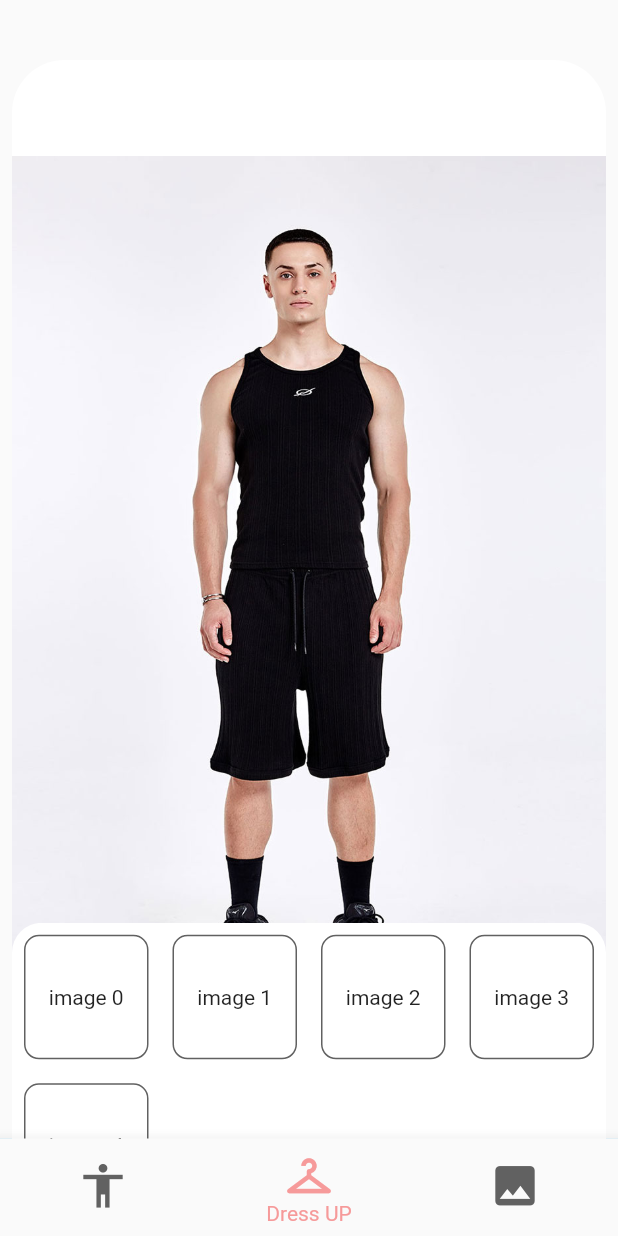
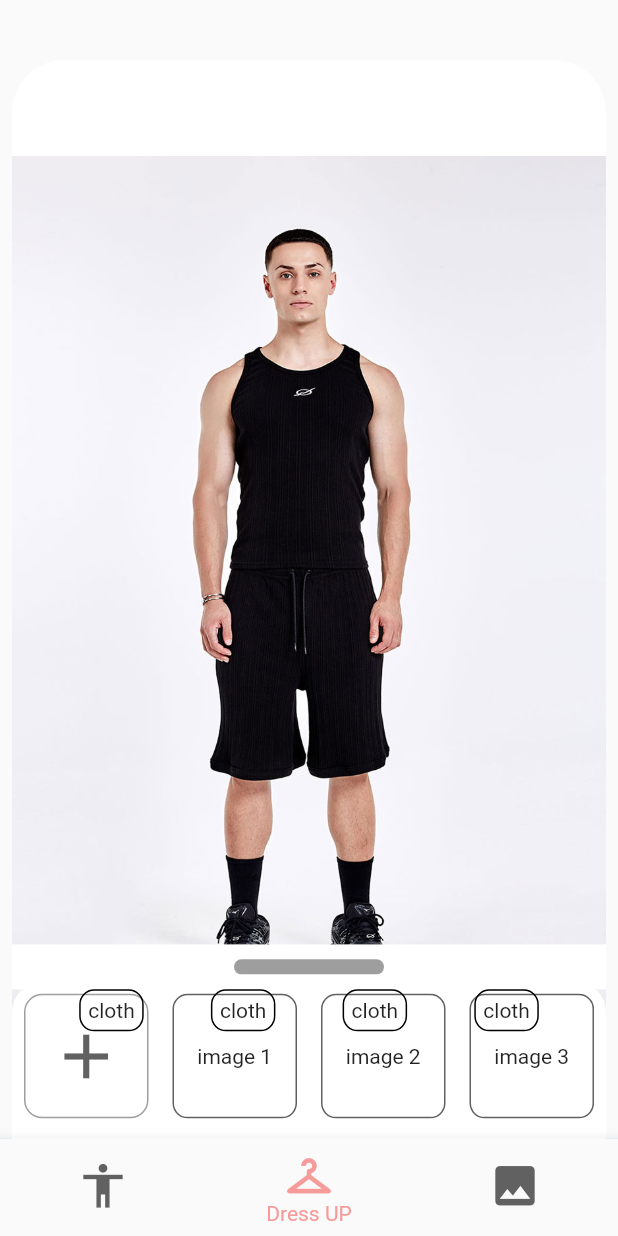
Before and after one commit to DressMeUp-2023/DressMeUp-Front, a Flutter app: the screen it shows after launch, on a phone screen of 412 x 824 dp. Run offline on Flutter 3.47's test engine with Material 2 defaults, Android fonts, the light colour scheme and no system bars; our stand-ins replace image_picker.

Commit message:
feat: closet 화면 구성 - sheet의 상단 바 추가 - 카메라 버튼 추가 완료 - 카테고리 버튼 추가 진행중

```diff
--- /dev/null
+++ b/dressmeup/lib/components/button.dart
@@ -0,0 +1,63 @@
+import 'package:flutter/material.dart';
+
+import 'package:image_picker/image_picker.dart';
+
+class Button extends StatelessWidget {
+  final String buttonName;
+  final IconData icon;
+  final ImageSource imgSource;
+
+  const Button(
+      {super.key,
+      required this.buttonName,
+      required this.icon,
+      required this.imgSource});
+
+  Future getImage(ImageSource imageSource) async {
+    final ImagePicker picker = ImagePicker();
+    final XFile? pickedFile = await picker.pickImage(source: imageSource);
+
+    if (pickedFile != null) {
+      // setState(() {
+      //   _image = XFile(pickedFile.path)
+      // }
+    }
+  }
+
+  @override
+  Widget build(BuildContext context) {
+    // TODO: implement build
+    return TextButton(
+      onPressed: () {
+        getImage(imgSource);
+      },
+      style: TextButton.styleFrom(
+        backgroundColor: Colors.white,
+        side: const BorderSide(color: Colors.grey),
+        shape: buttonName == "closet"
+            ? RoundedRectangleBorder(
+                borderRadius: BorderRadius.circular(12),
+                side: const BorderSide(
+                  width: 1.0,
+                ),
+              )
+            : null,
+      ),
+      child: Center(
+        child: buttonName == "closet"
+            ? Icon(Icons.add, color: Colors.grey.shade700, size: 50)
+            : Column(
+                mainAxisAlignment: MainAxisAlignment.center,
+                children: [
+                  Text(
+                    buttonName,
+                    style: TextStyle(fontSize: 18, color: Colors.grey.shade700),
+                  ),
+                  const SizedBox(height: 10),
+                  Icon(icon, size: 40, color: Colors.grey.shade700)
+                ],
+              ),
+      ),
+    );
+  }
+}
--- a/dressmeup/lib/components/changeModel/button.dart
+++ /dev/null
@@ -1,50 +0,0 @@
-import 'package:flutter/material.dart';
-
-import 'package:image_picker/image_picker.dart';
-
-class Button extends StatelessWidget {
-  final String buttonName;
-  final IconData icon;
-  final ImageSource imgSource;
-
-  const Button(
-      {super.key,
-      required this.buttonName,
-      required this.icon,
-      required this.imgSource});
-
-  Future getImage(ImageSource imageSource) async {
-    final ImagePicker picker = ImagePicker();
-    final XFile? pickedFile = await picker.pickImage(source: imageSource);
-
-    if (pickedFile != null) {
-      // setState(() {
-      //   _image = XFile(pickedFile.path)
-      // }
-    }
-  }
-
-  @override
-  Widget build(BuildContext context) {
-    // TODO: implement build
-    return TextButton(
-      style: TextButton.styleFrom(
-          backgroundColor: Colors.white,
-          side: const BorderSide(color: Colors.grey)),
-      onPressed: () {
-        getImage(imgSource);
-      },
-      child: Column(
-        mainAxisAlignment: MainAxisAlignment.center,
-        children: [
-          Text(
-            buttonName,
-            style: TextStyle(fontSize: 18, color: Colors.grey.shade700),
-          ),
-          const SizedBox(height: 10),
-          Icon(icon, size: 40, color: Colors.grey.shade700)
-        ],
-      ),
-    );
-  }
-}
--- a/dressmeup/lib/components/changeModel/change_model.dart
+++ b/dressmeup/lib/components/changeModel/change_model.dart
@@ -1,4 +1,4 @@
-import 'package:dressmeup/components/changeModel/button.dart';
+import 'package:dressmeup/components/button.dart';
 import 'package:dressmeup/components/select_image.dart';
 import 'package:flutter/material.dart';
 import 'package:image_picker/image_picker.dart';
@@ -21,7 +21,7 @@ class _ChangeModelState extends State<ChangeModel> {
           children: [
             const Spacer(flex: 1),
             Flexible(
-              flex: 1,
+              flex: 2,
               child: Row(
                 mainAxisAlignment: MainAxisAlignment.spaceEvenly,
                 children: const [
@@ -45,7 +45,7 @@ class _ChangeModelState extends State<ChangeModel> {
             const Flexible(
                 flex: 3,
                 child: Padding(
-                  padding: EdgeInsets.only(top: 90, bottom: 130),
+                  padding: EdgeInsets.only(top: 90, bottom: 60),
                   child: Text(
                     'Select \nFitting Model',
                     style: TextStyle(fontSize: 20),
@@ -53,7 +53,7 @@ class _ChangeModelState extends State<ChangeModel> {
                   ),
                 )),
             Flexible(
-              flex: 4,
+              flex: 6,
               child: GridView.count(
                 crossAxisCount: 2,
                 children: List.generate(
--- a/dressmeup/lib/components/dressUp/closet.dart
+++ b/dressmeup/lib/components/dressUp/closet.dart
@@ -1,38 +1,48 @@
+import 'package:dressmeup/components/button.dart';
 import 'package:dressmeup/components/select_image.dart';
+
+import 'package:image_picker/image_picker.dart';
 import 'package:flutter/material.dart';
 
 class Closet extends StatefulWidget {
-  const Closet({
-    super.key,
-  });
+  final ScrollController? scrollController;
+  const Closet({super.key, required this.scrollController});
 
   @override
   State<Closet> createState() => _Closet();
+
+  Future getImage(ImageSource imageSource) async {
+    final ImagePicker picker = ImagePicker();
+    final XFile? pickedFile = await picker.pickImage(source: imageSource);
+
+    if (pickedFile != null) {
+      // setState(() {
+      //   _image = XFile(pickedFile.path)
+      // }
+    }
+  }
 }
 
 class _Closet extends State<Closet> {
   int _selectedImageIndex = 7;
+
   @override
   Widget build(BuildContext context) {
-    return DraggableScrollableSheet(
-      initialChildSize: 0.2,
-      minChildSize: 0.1,
-      maxChildSize: 0.5,
-      builder: (BuildContext context, scrollController) {
-        return SingleChildScrollView(
-          controller: scrollController,
-          child: Container(
-            height: 500,
-            decoration: BoxDecoration(
-              color: Colors.white,
-              borderRadius: BorderRadius.circular(20),
-            ),
-            child: GridView.count(
-              controller: scrollController,
+    return GridView.count(
+      controller: widget.scrollController,
       crossAxisCount: 4,
       children: List.generate(
         5,
         (index) {
+          if (index == 0) {
+            return const Padding(
+              padding: EdgeInsets.all(8.0),
+              child: Button(
+                  buttonName: "closet",
+                  icon: Icons.add,
+                  imgSource: ImageSource.camera),
+            );
+          } else {
             return SelectImage(
               index: index,
               isSelected: _selectedImageIndex == index,
@@ -40,13 +50,11 @@ class _Closet extends State<Closet> {
                 setState(() {
                   _selectedImageIndex = index;
                 });
-                      });
-                },
-              ),
-            ),
-          ),
-        );
               },
             );
           }
+        },
+      ),
+    );
   }
+}
--- /dev/null
+++ b/dressmeup/lib/components/dressUp/closet_sheet.dart
@@ -0,0 +1,110 @@
+import 'package:dressmeup/components/dressUp/closet.dart';
+import 'package:flutter/material.dart';
+
+class ClosetSheet extends StatelessWidget {
+  const ClosetSheet({
+    super.key,
+  });
+
+  @override
+  Widget build(BuildContext context) {
+    int selectedImageIndex = 7;
+    return DraggableScrollableSheet(
+      initialChildSize: 0.18,
+      minChildSize: 0.1,
+      maxChildSize: 0.5,
+      builder: (BuildContext context, scrollController) {
+        return Stack(
+          children: [
+            Padding(
+              padding: const EdgeInsets.only(top: 25.0),
+              child: SingleChildScrollView(
+                controller: scrollController,
+                child: Container(
+                  height: 500,
+                  decoration: BoxDecoration(
+                    color: Colors.white,
+                    borderRadius: BorderRadius.circular(20),
+                  ),
+                  child: Closet(
+                    scrollController: scrollController,
+                  ),
+                ),
+              ),
+            ),
+            Column(
+              children: [
+                IgnorePointer(
+                  child: Container(
+                    color: Colors.white,
+                    child: Row(
+                      mainAxisAlignment: MainAxisAlignment.center,
+                      children: [
+                        Container(
+                          margin: const EdgeInsets.only(top: 10, bottom: 10),
+                          height: 10,
+                          width: 100,
+                          decoration: BoxDecoration(
+                              borderRadius: BorderRadius.circular(10),
+                              color: Colors.grey),
+                        ),
+                      ],
+                    ),
+                  ),
+                ),
+                DefaultTabController(
+                    length: 4,
+                    initialIndex: 0,
+                    child: Row(
+                      mainAxisAlignment: MainAxisAlignment.spaceEvenly,
+                      children: [
+                        Container(
+                          decoration: BoxDecoration(
+                              border:
+                                  Border.all(color: Colors.black, width: 1.0),
+                              borderRadius: BorderRadius.circular(10)),
+                          child: const Padding(
+                            padding: EdgeInsets.all(5.0),
+                            child: Text('cloth'),
+                          ),
+                        ),
+                        Container(
+                          decoration: BoxDecoration(
+                              border:
+                                  Border.all(color: Colors.black, width: 1.0),
+                              borderRadius: BorderRadius.circular(10)),
+                          child: const Padding(
+                            padding: EdgeInsets.all(5.0),
+                            child: Text('cloth'),
+                          ),
+                        ),
+                        Container(
+                          decoration: BoxDecoration(
+                              border:
+                                  Border.all(color: Colors.black, width: 1.0),
+                              borderRadius: BorderRadius.circular(10)),
+                          child: const Padding(
+                            padding: EdgeInsets.all(5.0),
+                            child: Text('cloth'),
+                          ),
+                        ),
+                        Container(
+                          decoration: BoxDecoration(
+                              border:
+                                  Border.all(color: Colors.black, width: 1.0),
+                              borderRadius: BorderRadius.circular(10)),
+                          child: const Padding(
+                            padding: EdgeInsets.all(5.0),
+                            child: Text('cloth'),
+                          ),
+                        ),
+                      ],
+                    )),
+              ],
+            )
+          ],
+        );
+      },
+    );
+  }
+}
--- a/dressmeup/lib/components/dressUp/dress_up.dart
+++ b/dressmeup/lib/components/dressUp/dress_up.dart
@@ -1,4 +1,4 @@
-import 'package:dressmeup/components/dressUp/closet.dart';
+import 'package:dressmeup/components/dressUp/closet_sheet.dart';
 import 'package:dressmeup/components/init_setting.dart';
 import 'package:flutter/material.dart';
 
@@ -57,7 +57,7 @@ class DressUp extends StatelessWidget {
                 ],
               ),
             ),
-            const Closet(),
+            const ClosetSheet(),
           ],
         ),
       ),
```
Lines whose indentation alone changed are shown as unchanged.
